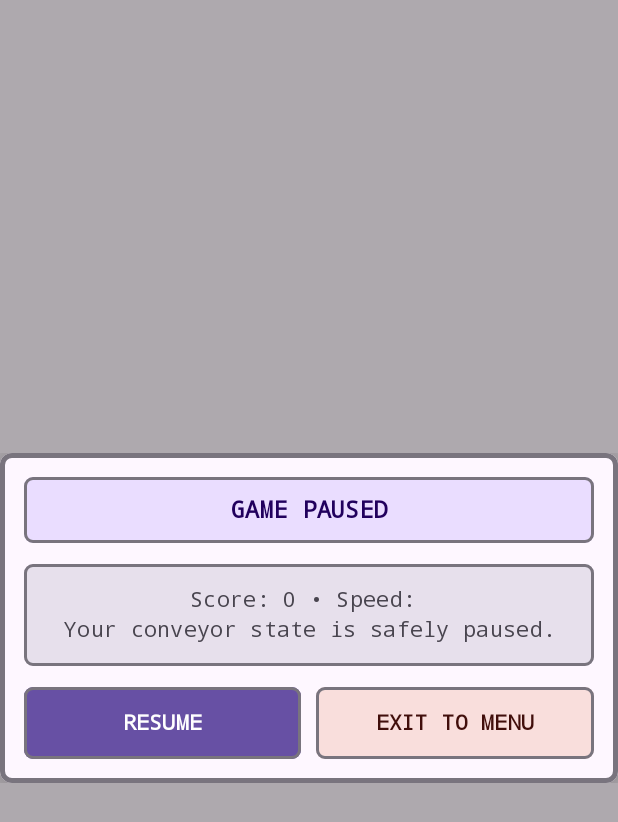
After one commit to nustapark6709650334/CS364_project, an Android app built with Jetpack Compose: the composable PauseExitDialog called with empty values, on a phone screen of 412 x 824 dp. The commit adds this screen. Shown: the top 822 px of the screen. Run offline under Robolectric (Android 15) with nearby library versions, the phone set to English and light mode, and no system bars.

Commit message:
feat: [Role 2] implement PauseExitDialog, BackHandler guard and ON_PAUSE auto-pause (#5)

```diff
--- /dev/null
+++ b/app/src/main/java/com/cs364/foodrush/ui/components/PauseExitDialog.kt
@@ -0,0 +1,186 @@
+package com.cs364.foodrush.ui.components
+
+import androidx.compose.foundation.BorderStroke
+import androidx.compose.foundation.layout.Arrangement
+import androidx.compose.foundation.layout.Column
+import androidx.compose.foundation.layout.PaddingValues
+import androidx.compose.foundation.layout.Row
+import androidx.compose.foundation.layout.fillMaxWidth
+import androidx.compose.foundation.layout.heightIn
+import androidx.compose.foundation.layout.padding
+import androidx.compose.foundation.shape.RoundedCornerShape
+import androidx.compose.material3.Button
+import androidx.compose.material3.ButtonDefaults
+import androidx.compose.material3.MaterialTheme
+import androidx.compose.material3.Surface
+import androidx.compose.material3.Text
+import androidx.compose.material3.darkColorScheme
+import androidx.compose.material3.lightColorScheme
+import androidx.compose.runtime.Composable
+import androidx.compose.ui.Alignment
+import androidx.compose.ui.Modifier
+import androidx.compose.ui.res.stringResource
+import androidx.compose.ui.text.font.FontFamily
+import androidx.compose.ui.text.font.FontWeight
+import androidx.compose.ui.text.style.TextAlign
+import androidx.compose.ui.text.style.TextOverflow
+import androidx.compose.ui.tooling.preview.Preview
+import androidx.compose.ui.unit.dp
+import androidx.compose.ui.window.Dialog
+import androidx.compose.ui.window.DialogProperties
+import com.cs364.foodrush.R
+
+/**
+ * Role 2: 16-Bit Pixel Art Arcade Pause & Exit Confirmation Dialog (Issue #5, Rubric 4.2 & 4.4).
+ *
+ * Shown when the player taps Pause, presses the system Back button during gameplay,
+ * or returns after Activity `ON_PAUSE` / `ON_STOP`.
+ */
+@Composable
+fun PauseExitDialog(
+    score: Int,
+    speedLabel: String,
+    onResume: () -> Unit,
+    onConfirmExit: () -> Unit,
+    modifier: Modifier = Modifier
+) {
+    val colorScheme = MaterialTheme.colorScheme
+
+    Dialog(
+        onDismissRequest = onResume,
+        properties = DialogProperties(
+            dismissOnBackPress = true,
+            dismissOnClickOutside = false
+        )
+    ) {
+        Surface(
+            modifier = modifier.fillMaxWidth(),
+            shape = RoundedCornerShape(8.dp),
+            color = colorScheme.surface,
+            border = BorderStroke(3.dp, colorScheme.outline),
+            shadowElevation = 8.dp
+        ) {
+            Column(
+                modifier = Modifier
+                    .fillMaxWidth()
+                    .padding(16.dp),
+                horizontalAlignment = Alignment.CenterHorizontally,
+                verticalArrangement = Arrangement.spacedBy(14.dp)
+            ) {
+                // Header banner
+                Surface(
+                    modifier = Modifier.fillMaxWidth(),
+                    shape = RoundedCornerShape(6.dp),
+                    color = colorScheme.primaryContainer,
+                    border = BorderStroke(2.dp, colorScheme.outline)
+                ) {
+                    Text(
+                        text = stringResource(R.string.pause_dialog_title),
+                        style = MaterialTheme.typography.titleMedium,
+                        fontWeight = FontWeight.ExtraBold,
+                        fontFamily = FontFamily.Monospace,
+                        color = colorScheme.onPrimaryContainer,
+                        textAlign = TextAlign.Center,
+                        modifier = Modifier.padding(horizontal = 12.dp, vertical = 10.dp)
+                    )
+                }
+
+                // Preserved score & speed summary box
+                Surface(
+                    modifier = Modifier.fillMaxWidth(),
+                    shape = RoundedCornerShape(6.dp),
+                    color = colorScheme.surfaceVariant,
+                    border = BorderStroke(2.dp, colorScheme.outline)
+                ) {
+                    Text(
+                        text = stringResource(R.string.pause_dialog_body, score, speedLabel),
+                        style = MaterialTheme.typography.bodyMedium,
+                        fontFamily = FontFamily.Monospace,
+                        color = colorScheme.onSurfaceVariant,
+                        textAlign = TextAlign.Center,
+                        modifier = Modifier.padding(horizontal = 12.dp, vertical = 14.dp)
+                    )
+                }
+
+                // Action buttons: Resume vs Exit to Main Menu
+                Row(
+                    modifier = Modifier.fillMaxWidth(),
+                    horizontalArrangement = Arrangement.spacedBy(10.dp),
+                    verticalAlignment = Alignment.CenterVertically
+                ) {
+                    Button(
+                        onClick = onResume,
+                        modifier = Modifier
+                            .weight(1f)
+                            .heightIn(min = 48.dp),
+                        shape = RoundedCornerShape(6.dp),
+                        colors = ButtonDefaults.buttonColors(
+                            containerColor = colorScheme.primary,
+                            contentColor = colorScheme.onPrimary
+                        ),
+                        border = BorderStroke(2.dp, colorScheme.outline),
+                        contentPadding = PaddingValues(horizontal = 8.dp, vertical = 10.dp)
+                    ) {
+                        Text(
+                            text = stringResource(R.string.pause_dialog_resume),
+                            style = MaterialTheme.typography.labelLarge,
+                            fontWeight = FontWeight.ExtraBold,
+                            fontFamily = FontFamily.Monospace,
+                            maxLines = 1,
+                            overflow = TextOverflow.Ellipsis
+                        )
+                    }
+
+                    Button(
+                        onClick = onConfirmExit,
+                        modifier = Modifier
+                            .weight(1f)
+                            .heightIn(min = 48.dp),
+                        shape = RoundedCornerShape(6.dp),
+                        colors = ButtonDefaults.buttonColors(
+                            containerColor = colorScheme.errorContainer,
+                            contentColor = colorScheme.onErrorContainer
+                        ),
+                        border = BorderStroke(2.dp, colorScheme.outline),
+                        contentPadding = PaddingValues(horizontal = 8.dp, vertical = 10.dp)
+                    ) {
+                        Text(
+                            text = stringResource(R.string.pause_dialog_exit),
+                            style = MaterialTheme.typography.labelLarge,
+                            fontWeight = FontWeight.ExtraBold,
+                            fontFamily = FontFamily.Monospace,
+                            maxLines = 1,
+                            overflow = TextOverflow.Ellipsis
+                        )
+                    }
+                }
+            }
+        }
+    }
+}
+
+@Preview(name = "Pause Dialog Day", showBackground = true)
+@Composable
+private fun PauseExitDialogDayPreview() {
+    MaterialTheme(colorScheme = lightColorScheme()) {
+        PauseExitDialog(
+            score = 18,
+            speedLabel = "LV.4 • 1.7x",
+            onResume = {},
+            onConfirmExit = {}
+        )
+    }
+}
+
+@Preview(name = "Pause Dialog Night", showBackground = true)
+@Composable
+private fun PauseExitDialogNightPreview() {
+    MaterialTheme(colorScheme = darkColorScheme()) {
+        PauseExitDialog(
+            score = 42,
+            speedLabel = "MAX • 2.4x",
+            onResume = {},
+            onConfirmExit = {}
+        )
+    }
+}
```
Also changed, not shown: app/src/main/java/com/cs364/foodrush/ui/screens/GameplayScreen.kt (+71 -6 lines), 2 other files.
